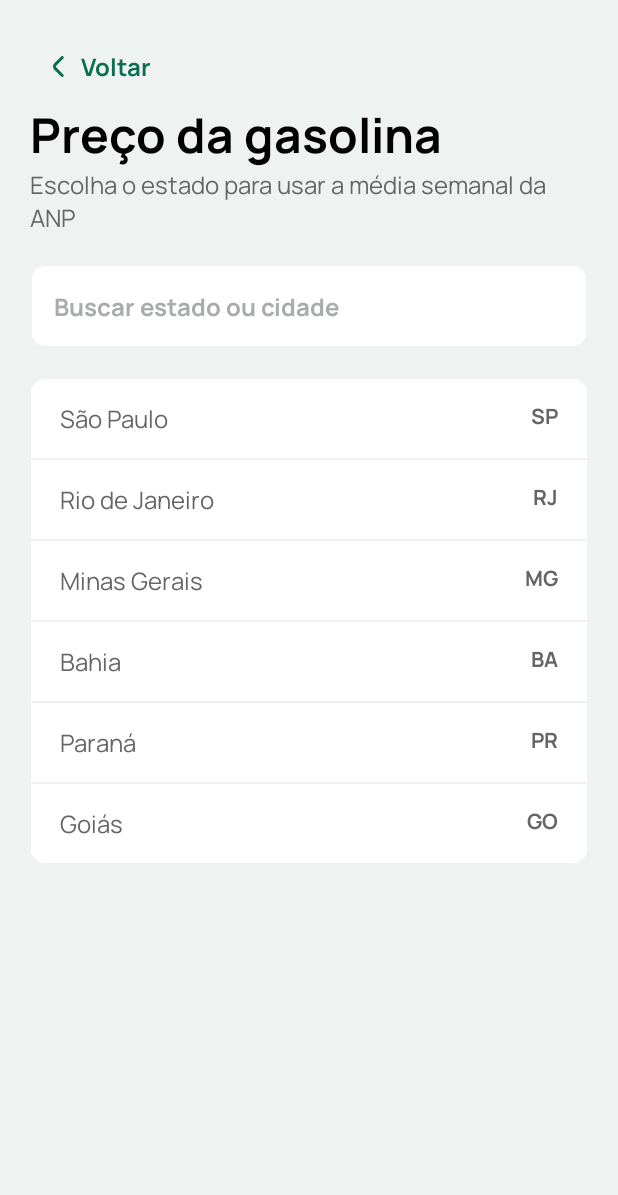
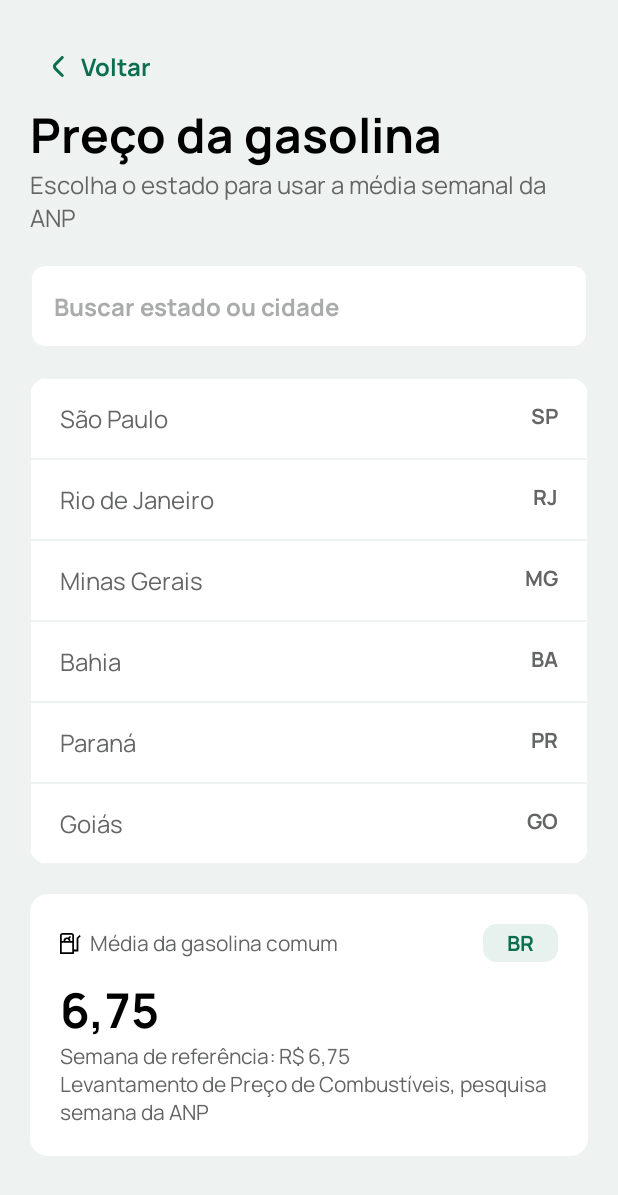
Before and after one commit to JhonatanBS/DriveCost, an Android app built with Jetpack Compose: the screen it shows after launch (MainActivity), after a tap on "Alterar estado", on a phone screen of 412 x 824 dp. Shown: the top 1195 px of the screen. Run offline under Robolectric (Android 15) with nearby library versions, the phone set to English and light mode, and no system bars.

Commit message:
feat: add national average price card

```diff
--- a/app/src/main/java/com/example/drivecost/ChangeStateActivity.kt
+++ b/app/src/main/java/com/example/drivecost/ChangeStateActivity.kt
@@ -12,6 +12,7 @@ import androidx.compose.runtime.saveable.rememberSaveable
 import androidx.compose.runtime.setValue
 import androidx.compose.ui.Modifier
 import androidx.compose.ui.unit.dp
+import com.example.drivecost.ui.components.cards.NationAveragePriceCard
 import com.example.drivecost.ui.components.cards.StateSelectionListCard
 import com.example.drivecost.ui.components.common.GoBackButton
 import com.example.drivecost.ui.components.common.TravelInputField
@@ -41,6 +42,10 @@ fun ChangeStateScreen(onGoBackClick: () -> Unit) {
         mutableStateOf("")
     }
 
+    var averageNationalPrice by rememberSaveable {
+        mutableStateOf("6,75")
+    }
+
     ScreenContainer {
 
         GoBackButton(onClick = onGoBackClick)
@@ -58,5 +63,7 @@ fun ChangeStateScreen(onGoBackClick: () -> Unit) {
         )
 
         StateSelectionListCard()
+
+        NationAveragePriceCard()
     }
 }
--- /dev/null
+++ b/app/src/main/java/com/example/drivecost/ui/components/cards/NationAveragePriceCard.kt
@@ -0,0 +1,63 @@
+package com.example.drivecost.ui.components.cards
+
+import androidx.compose.foundation.layout.Arrangement
+import androidx.compose.foundation.layout.Column
+import androidx.compose.foundation.layout.Row
+import androidx.compose.foundation.layout.fillMaxWidth
+import androidx.compose.foundation.layout.padding
+import androidx.compose.foundation.layout.size
+import androidx.compose.material3.Icon
+import androidx.compose.material3.MaterialTheme
+import androidx.compose.material3.Text
+import androidx.compose.runtime.Composable
+import androidx.compose.ui.Alignment
+import androidx.compose.ui.Modifier
+import androidx.compose.ui.res.painterResource
+import androidx.compose.ui.unit.dp
+import com.example.drivecost.R
+import com.example.drivecost.ui.components.common.DescriptionText
+import com.example.drivecost.ui.components.common.StateBadge
+import com.example.drivecost.ui.components.layout.TravelSummaryCard
+
+@Composable
+fun NationAveragePriceCard() {
+    TravelSummaryCard {
+        Row(
+            modifier = Modifier
+                .fillMaxWidth()
+                .padding(bottom = 10.dp),
+            horizontalArrangement = Arrangement.SpaceBetween,
+            verticalAlignment = Alignment.CenterVertically
+        ) {
+
+            Row(
+                verticalAlignment = Alignment.CenterVertically,
+                horizontalArrangement = Arrangement.spacedBy(6.dp)
+            ) {
+
+                Icon(
+                    modifier = Modifier
+                        .size(14.dp),
+                    painter = painterResource(id = R.drawable.ic_gas),
+                    contentDescription = "icon of gas",
+                )
+
+                DescriptionText(text = "Média da gasolina comum")
+            }
+
+            StateBadge("BR")
+        }
+
+        Column {
+
+            Text(
+                text = "6,75",
+                style = MaterialTheme.typography.titleMedium,
+                color = MaterialTheme.colorScheme.onBackground
+            )
+
+            DescriptionText(text = "Semana de referência: R$ 6,75")
+            DescriptionText(text = "Levantamento de Preço de Combustíveis, pesquisa semana da ANP")
+        }
+    }
+}
```
